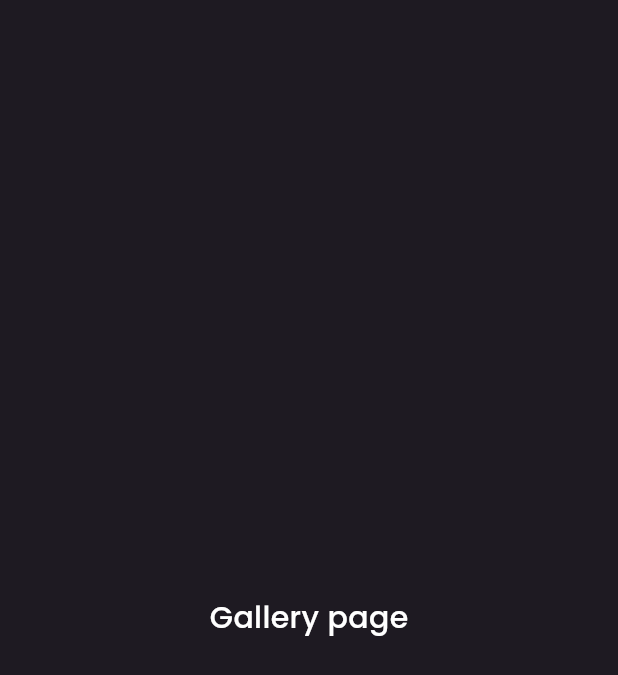
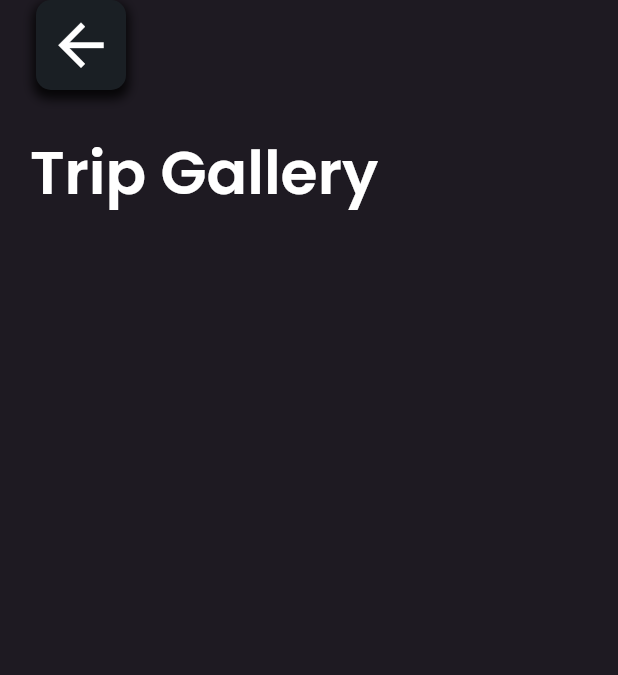
Before and after one commit to julianryorex/xplore, a Flutter app: the GalleryPage screen opened by its route, on a phone screen of 412 x 824 dp. Shown: the top 675 px of the screen. Run offline on Flutter 3.47's test engine with Material 3 defaults, Android fonts, the phone set to English and light mode, and no system bars; our stand-ins replace flutter_bloc, flutter_dotenv, flutter_svg, freezed_annotation; generated files the repository leaves out were written again.

Commit message:
Implement LayoutPadding widget

```diff
--- /dev/null
+++ b/lib/core/layout_padding.dart
@@ -0,0 +1,21 @@
+import 'package:flutter/material.dart';
+import 'package:xplore/core/header.dart';
+
+class LayoutPadding extends StatelessWidget {
+  final Widget child;
+  final bool enableHeaderPadding;
+
+  const LayoutPadding({
+    required this.child,
+    this.enableHeaderPadding = true,
+    super.key,
+  });
+
+  @override
+  Widget build(BuildContext context) {
+    return Padding(
+      padding: EdgeInsets.symmetric(horizontal: 20, vertical: 30 + (enableHeaderPadding ? Header.padding : 0)),
+      child: child,
+    );
+  }
+}
--- a/lib/screens/gallery_page.dart
+++ b/lib/screens/gallery_page.dart
@@ -1,4 +1,9 @@
 import 'package:flutter/material.dart';
+import 'package:xplore/constants/constants.dart';
+import 'package:xplore/constants/extensions.dart';
+import 'package:xplore/core/header.dart';
+import 'package:xplore/core/icon_button.dart';
+import 'package:xplore/core/layout_padding.dart';
 
 class GalleryPage extends StatelessWidget {
   const GalleryPage({super.key});
@@ -7,9 +12,27 @@ class GalleryPage extends StatelessWidget {
   Widget build(BuildContext context) {
     return Scaffold(
       body: SafeArea(
-          child: Container(
-        child: const Center(child: Text('Gallery page')),
-      )),
+        child: Stack(
+          children: [
+            LayoutPadding(
+              child: SingleChildScrollView(
+                child: Column(
+                  children: [
+                    Text('Trip Gallery', style: context.pText.headlineLarge),
+                  ],
+                ),
+              ),
+            ),
+            Header(
+              leadingWidget: XploreIconBtn(
+                bgColor: XploreColors.darkBg,
+                onTapCallback: () => Navigator.pop(context),
+                icon: const Icon(Icons.arrow_back, size: 45),
+              ),
+            ),
+          ],
+        ),
+      ),
     );
   }
 }
--- a/lib/screens/itinerary_focus_page.dart
+++ b/lib/screens/itinerary_focus_page.dart
@@ -3,6 +3,7 @@ import 'package:xplore/constants/constants.dart';
 import 'package:xplore/constants/extensions.dart';
 import 'package:xplore/core/header.dart';
 import 'package:xplore/core/icon_button.dart';
+import 'package:xplore/core/layout_padding.dart';
 import 'package:xplore/features/itinerary/models/itinerary_models.dart';
 
 class ItineraryFocusPage extends StatelessWidget {
@@ -20,8 +21,7 @@ class ItineraryFocusPage extends StatelessWidget {
         child: Stack(
           children: [
             SingleChildScrollView(
-              child: Padding(
-                padding: const EdgeInsets.symmetric(horizontal: 20, vertical: Header.padding + 30),
+              child: LayoutPadding(
                 child: Column(
                   crossAxisAlignment: CrossAxisAlignment.start,
                   children: [
--- a/lib/screens/itinerary_overview_page.dart
+++ b/lib/screens/itinerary_overview_page.dart
@@ -3,6 +3,7 @@ import 'package:xplore/constants/constants.dart';
 import 'package:xplore/constants/extensions.dart';
 import 'package:xplore/core/header.dart';
 import 'package:xplore/core/icon_button.dart';
+import 'package:xplore/core/layout_padding.dart';
 import 'package:xplore/features/itinerary/models/itinerary_models.dart';
 import 'package:xplore/features/itinerary/widgets/itinerary_tile.dart';
 import 'package:xplore/utilities/utilities.dart';
@@ -35,8 +36,8 @@ class ItineraryOverviewPage extends StatelessWidget {
                       ),
                     ),
                   ),
-                  Padding(
-                    padding: const EdgeInsets.symmetric(horizontal: 20, vertical: 30),
+                  LayoutPadding(
+                    enableHeaderPadding: false,
                     child: Column(
                       crossAxisAlignment: CrossAxisAlignment.start,
                       children: [
```
